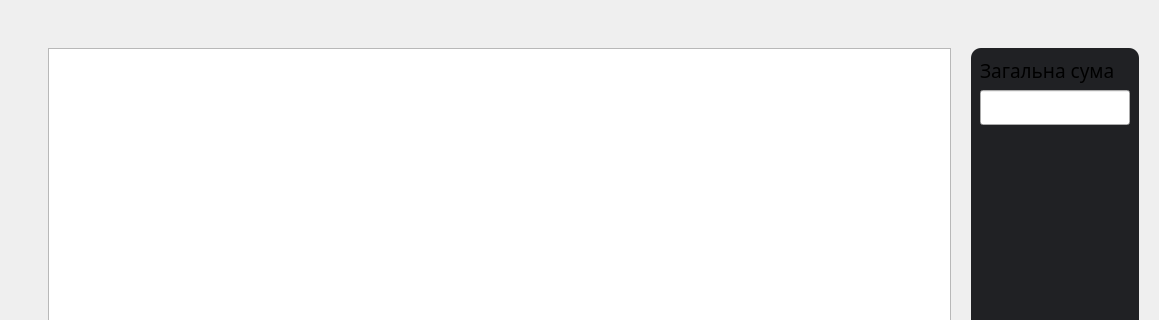
Before: the Qt Designer form src/View/ordering.ui in Fyz-dev/GunStore, drawn with Qt 5; both pictures show x 0 to 1159 and y 0 to 320 of the 1159 by 522 pixel window.
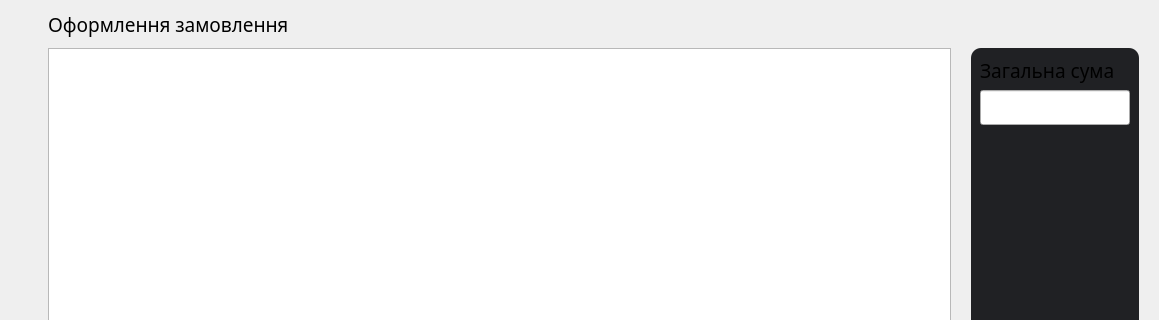
After: the same form once the commit is applied. Icons and pictures are not drawn.

```diff
--- a/src/View/ordering.ui
+++ b/src/View/ordering.ui
@@ -86,7 +86,7 @@
      </property>
     </widget>
    </item>
-   <item row="1" column="1">
+   <item row="1" column="3">
     <layout class="QHBoxLayout" name="horizontalLayout">
      <property name="spacing">
       <number>20</number>
@@ -158,6 +158,13 @@
      </item>
     </layout>
    </item>
+   <item row="0" column="3">
+    <widget class="QLabel" name="label">
+     <property name="text">
+      <string>Оформлення замовлення</string>
+     </property>
+    </widget>
+   </item>
   </layout>
  </widget>
  <resources>
```
